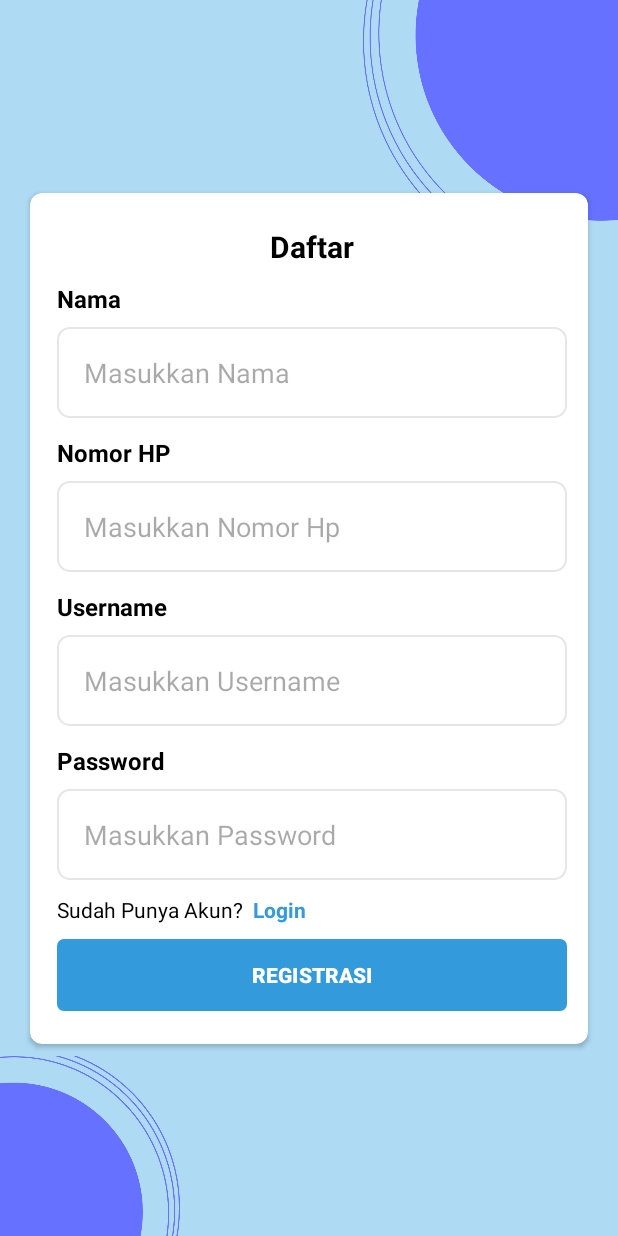
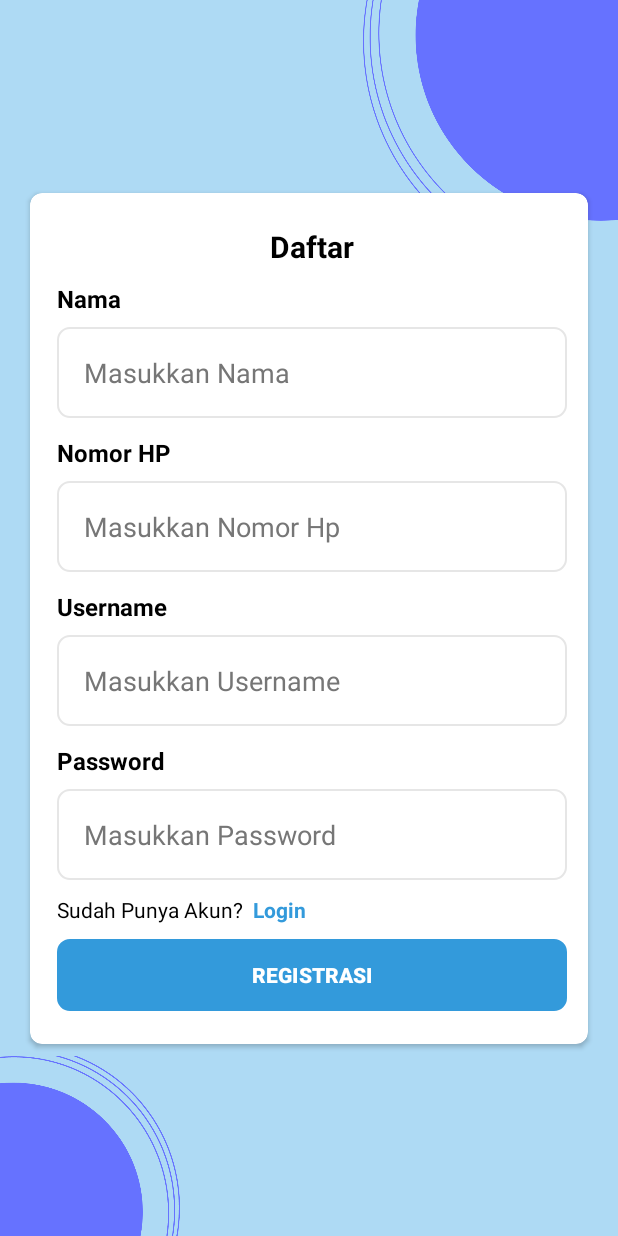
Before and after one commit to MunMunDev/Aplikasi-Buku-Digital-Kewirausahaan-Bagi-Pemula, an Android app: the screen it shows after launch (RegisterActivity), after a tap on "Daftar", on a phone screen of 412 x 824 dp. Run offline under Robolectric (Android 15) with nearby library versions, the phone set to English and light mode, and no system bars; our stand-ins replace Dagger/Hilt's generated code.

Commit message:
Menambahkan background berwarna putih dan menambahkan warna untuk hint

```diff
--- a/app/src/main/res/drawable/bg_btn.xml
+++ b/app/src/main/res/drawable/bg_btn.xml
@@ -7,4 +7,5 @@
         android:bottom="12dp"
         android:left="14dp"
         android:right="14dp"/>
+    <solid android:color="@color/white"/>
 </shape>
--- a/app/src/main/res/drawable/bg_btn_action.xml
+++ b/app/src/main/res/drawable/bg_btn_action.xml
@@ -1,7 +1,7 @@
 <?xml version="1.0" encoding="utf-8"?>
 <shape xmlns:android="http://schemas.android.com/apk/res/android">
     <corners android:radius="8dp"/>
-    <stroke android:width="1.4dp"
+    <stroke android:width="1dp"
         android:color="@color/abuabu_muda"/>
     <solid android:color="@color/primaryColor"/>
     <padding android:top="16dp"
--- a/app/src/main/res/layout/activity_register.xml
+++ b/app/src/main/res/layout/activity_register.xml
@@ -33,7 +33,8 @@
         android:layout_marginBottom="40dp"
         android:layout_marginStart="20dp"
         android:layout_marginEnd="20dp"
-        app:cardCornerRadius="8dp">
+        app:cardCornerRadius="8dp"
+        android:backgroundTint="@color/white">
         <LinearLayout
             android:layout_width="match_parent"
             android:layout_height="wrap_content"
@@ -75,6 +76,7 @@
                     android:padding="18dp"
                     android:background="@drawable/bg_card"
                     android:hint="Masukkan Nama"
+                    android:textColorHint="@color/abuabu_tua"
                     android:inputType="text"
                     android:maxLength="30" />
 
@@ -95,6 +97,7 @@
                     android:padding="18dp"
                     android:background="@drawable/bg_card"
                     android:hint="Masukkan Nomor Hp"
+                    android:textColorHint="@color/abuabu_tua"
                     android:inputType="number"
                     android:maxLength="12" />
 
@@ -116,6 +119,7 @@
                     android:padding="18dp"
                     android:background="@drawable/bg_card"
                     android:hint="Masukkan Username"
+                    android:textColorHint="@color/abuabu_tua"
                     android:inputType="text"
                     android:maxLength="20" />
 
@@ -137,6 +141,7 @@
                     android:padding="18dp"
                     android:background="@drawable/bg_card"
                     android:hint="Masukkan Password"
+                    android:textColorHint="@color/abuabu_tua"
                     android:inputType="textPassword"
                     android:maxLength="20"/>
             </LinearLayout>
@@ -177,7 +182,7 @@
                 android:text="REGISTRASI"
                 android:textStyle="bold"
                 android:textColor="@color/white"
-                android:background="@drawable/bg_btn_hijau"/>
+                android:background="@drawable/bg_btn_action"/>
         </LinearLayout>
     </androidx.cardview.widget.CardView>
 
--- a/app/src/main/res/layout/alert_dialog_loading.xml
+++ b/app/src/main/res/layout/alert_dialog_loading.xml
@@ -6,7 +6,9 @@
     android:layout_height="match_parent"
     android:padding="50dp"
     android:orientation="vertical"
-    android:gravity="center">
+    android:gravity="center"
+    android:backgroundTint="@color/white"
+    android:background="@color/white">
 
     <ProgressBar
         android:layout_width="wrap_content"
--- a/app/src/main/res/layout/alert_dialog_materi.xml
+++ b/app/src/main/res/layout/alert_dialog_materi.xml
@@ -36,7 +36,8 @@
             app:cardCornerRadius="8dp"
             app:layout_constraintEnd_toEndOf="parent"
             app:layout_constraintStart_toStartOf="parent"
-            app:layout_constraintTop_toBottomOf="@id/tVTitle">
+            app:layout_constraintTop_toBottomOf="@id/tVTitle"
+            android:backgroundTint="@color/white">
             <LinearLayout
                 android:layout_width="match_parent"
                 android:layout_height="match_parent"
@@ -116,6 +117,7 @@
                     android:layout_marginStart="10dp"
                     android:layout_marginEnd="10dp"
                     android:hint="Masukkan Nama Materi"
+                    android:textColorHint="@color/abuabu_tua"
                     android:textColor="@color/black"
                     android:textStyle="normal"
                     android:textSize="16sp"
@@ -146,6 +148,7 @@
                     android:layout_marginStart="10dp"
                     android:layout_marginEnd="10dp"
                     android:hint="Masukkan Nama Penulis"
+                    android:textColorHint="@color/abuabu_tua"
                     android:textColor="@color/black"
                     android:textStyle="normal"
                     android:textSize="16sp"
@@ -176,6 +179,7 @@
                     android:layout_marginStart="10dp"
                     android:layout_marginEnd="10dp"
                     android:hint="Masukkan Jumlah Pelihat"
+                    android:textColorHint="@color/abuabu_tua"
                     android:textColor="@color/black"
                     android:textStyle="normal"
                     android:textSize="16sp"
--- a/app/src/main/res/layout/alert_dialog_video.xml
+++ b/app/src/main/res/layout/alert_dialog_video.xml
@@ -38,7 +38,8 @@
             app:cardCornerRadius="8dp"
             app:layout_constraintEnd_toEndOf="parent"
             app:layout_constraintStart_toStartOf="parent"
-            app:layout_constraintTop_toBottomOf="@id/tVTitle">
+            app:layout_constraintTop_toBottomOf="@id/tVTitle"
+            android:backgroundTint="@color/white">
             <LinearLayout
                 android:layout_width="match_parent"
                 android:layout_height="match_parent"
@@ -65,6 +66,7 @@
                     android:layout_marginEnd="10dp"
                     android:padding="18dp"
                     android:hint="Masukkan Nama Video"
+                    android:textColorHint="@color/abuabu_tua"
                     android:textColor="@color/black"
                     android:textStyle="normal"
                     android:textSize="16sp"
@@ -100,6 +102,7 @@
                     android:textStyle="normal"
                     android:textSize="16sp"
                     android:inputType="textMultiLine"
+                    android:textColorHint="@color/abuabu_tua"
                     android:lines="3"
                     android:minLines="1"
                     android:maxLines="4"
@@ -126,6 +129,7 @@
                     android:layout_marginEnd="10dp"
                     android:padding="18dp"
                     android:hint="Masukkan Jumlah Pelihat"
+                    android:textColorHint="@color/abuabu_tua"
                     android:textColor="@color/black"
                     android:textStyle="normal"
                     android:textSize="16sp"
--- a/app/src/main/res/layout/list_data_populer.xml
+++ b/app/src/main/res/layout/list_data_populer.xml
@@ -7,7 +7,8 @@
     android:layout_marginStart="8dp"
     android:layout_marginEnd="4dp"
     android:layout_marginTop="4dp"
-    app:cardCornerRadius="12dp">
+    app:cardCornerRadius="12dp"
+    android:background="@drawable/bg_btn_action">
 
     <androidx.constraintlayout.widget.ConstraintLayout
         android:layout_width="match_parent"
--- a/app/src/main/res/layout/list_data_semua.xml
+++ b/app/src/main/res/layout/list_data_semua.xml
@@ -5,7 +5,8 @@
     android:layout_width="match_parent"
     android:layout_height="165dp"
     android:layout_marginTop="8dp"
-    app:cardCornerRadius="12dp">
+    app:cardCornerRadius="12dp"
+    android:backgroundTint="@color/white">
 
     <androidx.constraintlayout.widget.ConstraintLayout
         android:layout_width="match_parent"
@@ -87,7 +88,8 @@
             android:layout_marginStart="14dp"
             android:layout_marginEnd="14dp"
             android:text="Read Now"
-            />
+            android:textColor="@color/white"
+            android:background="@drawable/bg_btn_action"/>
 
     </androidx.constraintlayout.widget.ConstraintLayout>
 
```
Also changed, not shown: app/src/main/res/layout/activity_admin_main.xml (+6 -3 lines), app/src/main/res/layout/activity_login.xml (+6 -2 lines), app/src/main/res/layout/activity_main.xml (+6 -3 lines), app/src/main/res/layout/alert_dialog_akun.xml (+8 -1 lines).
